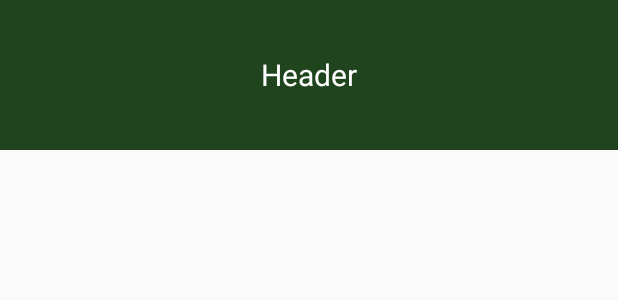
After one commit to qinhaihang/ToolBarDemo, an Android app: the layout navigation_header.xml on its own in the app's theme, with its tools: preview values and no code run, on a phone screen of 412 x 824 dp. The commit adds this screen. Shown: the top 300 px of the screen. Run offline under Robolectric (Android 15) with nearby library versions, the phone set to English and light mode, and no system bars.

Commit message:
添加 navigation的时候 出错，原因未明

```diff
--- a/app/src/main/java/qhh/toolbardemo/MainActivity.java
+++ b/app/src/main/java/qhh/toolbardemo/MainActivity.java
@@ -17,10 +17,9 @@ public class MainActivity extends AppCompatActivity {
     @Override
     protected void onCreate(Bundle savedInstanceState) {
         super.onCreate(savedInstanceState);
+        setContentView(R.layout.activity_main);
 
         Log.d(TAG,"onCreate");
-
-        setContentView(R.layout.activity_main);
         mToolbar = (Toolbar) findViewById(R.id.toolbar);
         setSupportActionBar(mToolbar);
         mToolbar.setNavigationIcon(R.mipmap.icon_list);
--- /dev/null
+++ b/app/src/main/res/layout/navigation_header.xml
@@ -0,0 +1,15 @@
+<?xml version="1.0" encoding="utf-8"?>
+<RelativeLayout xmlns:android="http://schemas.android.com/apk/res/android"
+                android:layout_width="match_parent"
+                android:layout_height="100dp"
+                android:background="#20451e">
+
+    <TextView
+        android:layout_width="wrap_content"
+        android:layout_height="wrap_content"
+        android:layout_centerInParent="true"
+        android:text="Header"
+        android:textColor="#fff"
+        android:textSize="20sp"/>
+
+</RelativeLayout>
```
Also changed, not shown: app/src/main/res/layout/activity_main.xml (+29 -5 lines), app/src/main/res/menu/menu_navigation.xml (added, +27 -0 lines).
